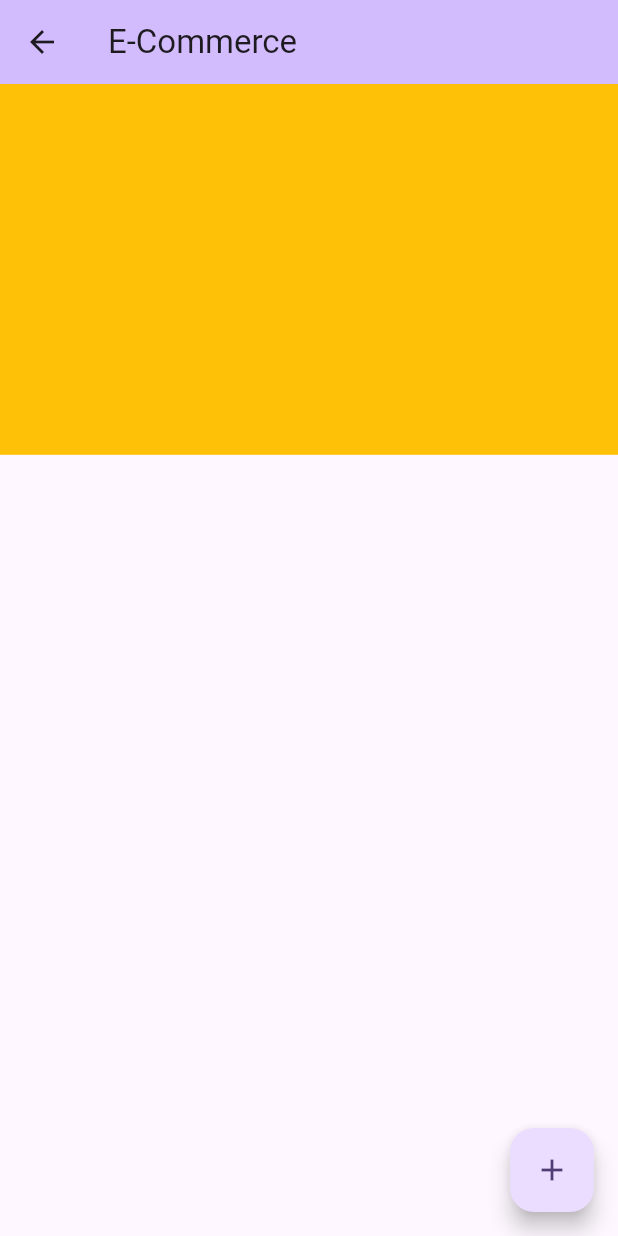
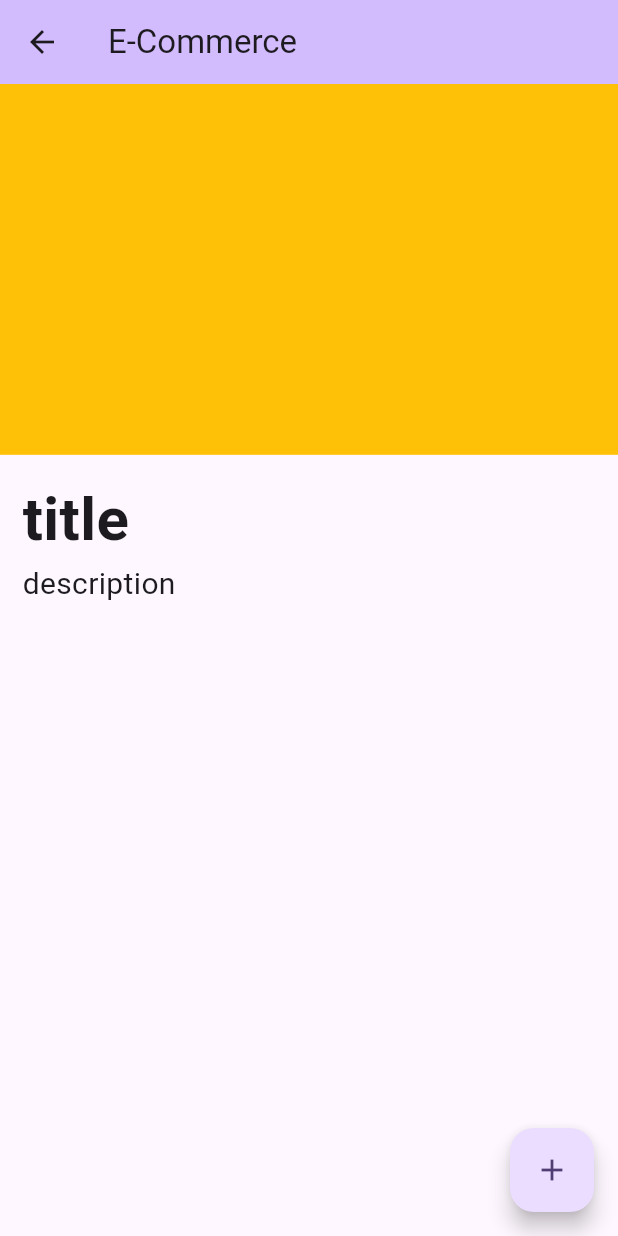
Before and after one commit to abhinav-rawat-004/TestApp, a Flutter app: the ProductPage screen opened by its route, on a phone screen of 412 x 824 dp. Run offline on Flutter 3.47's test engine with Material 3 defaults, Android fonts, the phone set to English and light mode, and no system bars; our stand-ins replace dio, get, shimmer; network calls fail.

Commit message:
Refactor: Implement Product model and enhance UI
This commit refactors the application to use a `Product` model for type safety, replacing the generic `Map`.

```diff
--- a/lib/my_app.dart
+++ b/lib/my_app.dart
@@ -10,8 +10,6 @@ class MyApp extends StatelessWidget {
   // This widget is the root of your application.
   @override
   Widget build(BuildContext context) {
-    DataController controller = Get.put(DataController());
-
     return GetMaterialApp(
       title: 'Flutter Demo',
       theme: ThemeData(
@@ -25,10 +23,6 @@ class MyApp extends StatelessWidget {
         ),
         GetPage(name: '/product/page', page: () => ProductPage()),
       ],
-      onInit: () {
-        controller.fetchData();
-        print(controller.products);
-      },
     );
   }
 }
--- a/lib/pages/product_page.dart
+++ b/lib/pages/product_page.dart
@@ -1,16 +1,9 @@
 import 'package:commmerce/dao/api.dart';
 import 'package:flutter/material.dart';
+import 'package:get/get.dart';
 
 class ProductPage extends StatelessWidget {
-  final String title;
-  final String description;
-  final double price;
-  const ProductPage({
-    super.key,
-    this.title = '',
-    this.description = '',
-    this.price = 0.0,
-  });
+  const ProductPage({super.key});
 
   @override
   Widget build(BuildContext context) {
@@ -35,16 +28,13 @@ class ProductPage extends StatelessWidget {
 
                 children: [
                   Text(
-                    title,
+                    'title',
                     style: TextStyle(
                       fontWeight: FontWeight.bold,
                       fontSize: 40.0,
                     ),
                   ),
-                  Text(
-                    description,
-                    style: TextStyle(fontSize: 20.0),
-                  ),
+                  Text('description', style: TextStyle(fontSize: 20.0)),
                 ],
               ),
             ),
```
Also changed, not shown: lib/controller/data_controller.dart (+19 -5 lines), lib/pages/hompage.dart (+8 -8 lines), lib/utils/my_list_tile.dart (+24 -15 lines), lib/view/listview.dart (+7 -8 lines).
